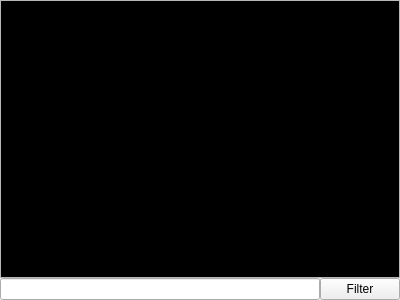
First picture: the form in jabber/src/protocol/modules/xmlconsole/xmlconsole.ui, repository euroelessar/qutim, before the edit.
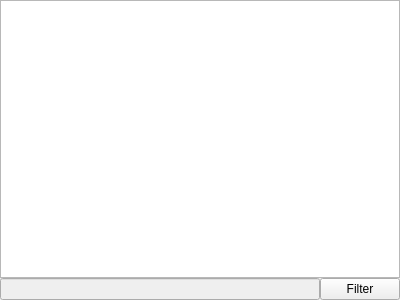
Second picture: the form after the edit.

```diff
--- a/jabber/src/protocol/modules/xmlconsole/xmlconsole.ui
+++ b/jabber/src/protocol/modules/xmlconsole/xmlconsole.ui
@@ -20,19 +20,12 @@
    <property name="spacing">
     <number>0</number>
    </property>
-   <item row="0" column="0" colspan="2">
-    <widget class="QTextBrowser" name="xmlBrowser">
-     <property name="html">
-      <string>&lt;!DOCTYPE HTML PUBLIC &quot;-//W3C//DTD HTML 4.0//EN&quot; &quot;http://www.w3.org/TR/REC-html40/strict.dtd&quot;&gt;
-&lt;html&gt;&lt;head&gt;&lt;meta name=&quot;qrichtext&quot; content=&quot;1&quot; /&gt;&lt;style type=&quot;text/css&quot;&gt;
-p, li { white-space: pre-wrap; }
-&lt;/style&gt;&lt;/head&gt;&lt;body style=&quot; font-family:'Sans Serif'; font-size:9pt; font-weight:400; font-style:normal;&quot; bgcolor=&quot;#000000&quot;&gt;
-&lt;p style=&quot;-qt-paragraph-type:empty; margin-top:0px; margin-bottom:0px; margin-left:0px; margin-right:0px; -qt-block-indent:0; text-indent:0px; font-size:8pt;&quot;&gt;&lt;/p&gt;&lt;/body&gt;&lt;/html&gt;</string>
-     </property>
-    </widget>
-   </item>
    <item row="1" column="0">
-    <widget class="QLineEdit" name="lineEdit"/>
+    <widget class="QLineEdit" name="lineEdit">
+     <property name="enabled">
+      <bool>false</bool>
+     </property>
+    </widget>
    </item>
    <item row="1" column="1">
     <widget class="QPushButton" name="filterButton">
@@ -41,6 +34,9 @@
      </property>
     </widget>
    </item>
+   <item row="0" column="0" colspan="2">
+    <widget class="QPlainTextEdit" name="xmlBrowser"/>
+   </item>
   </layout>
  </widget>
  <resources/>
```
